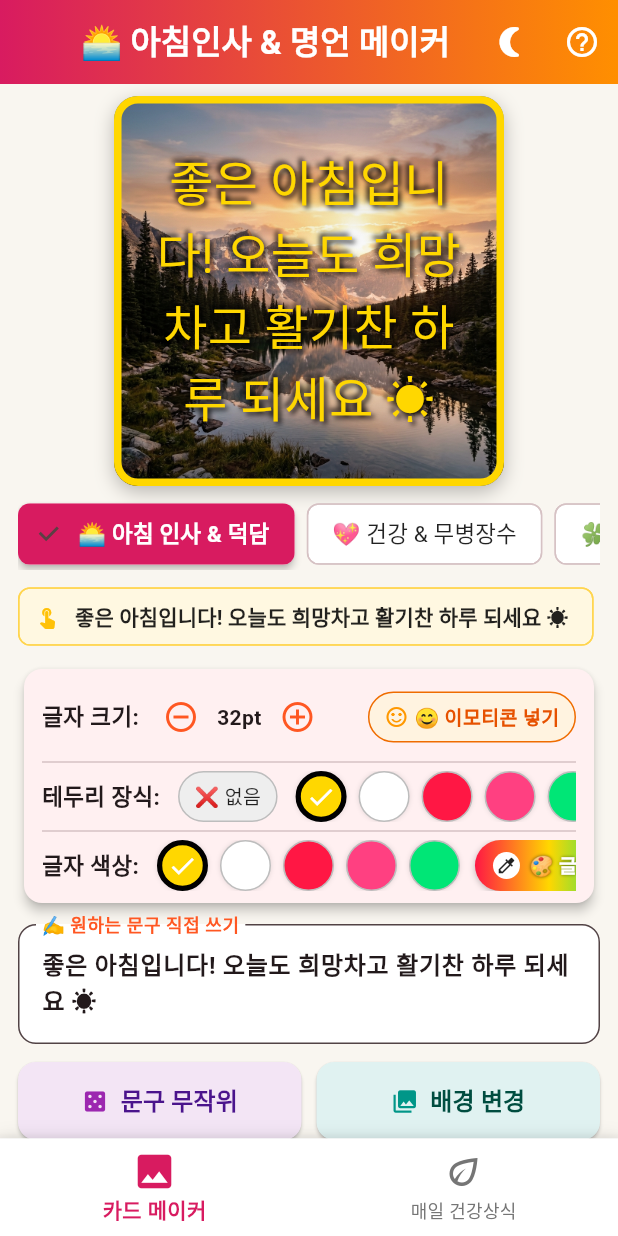
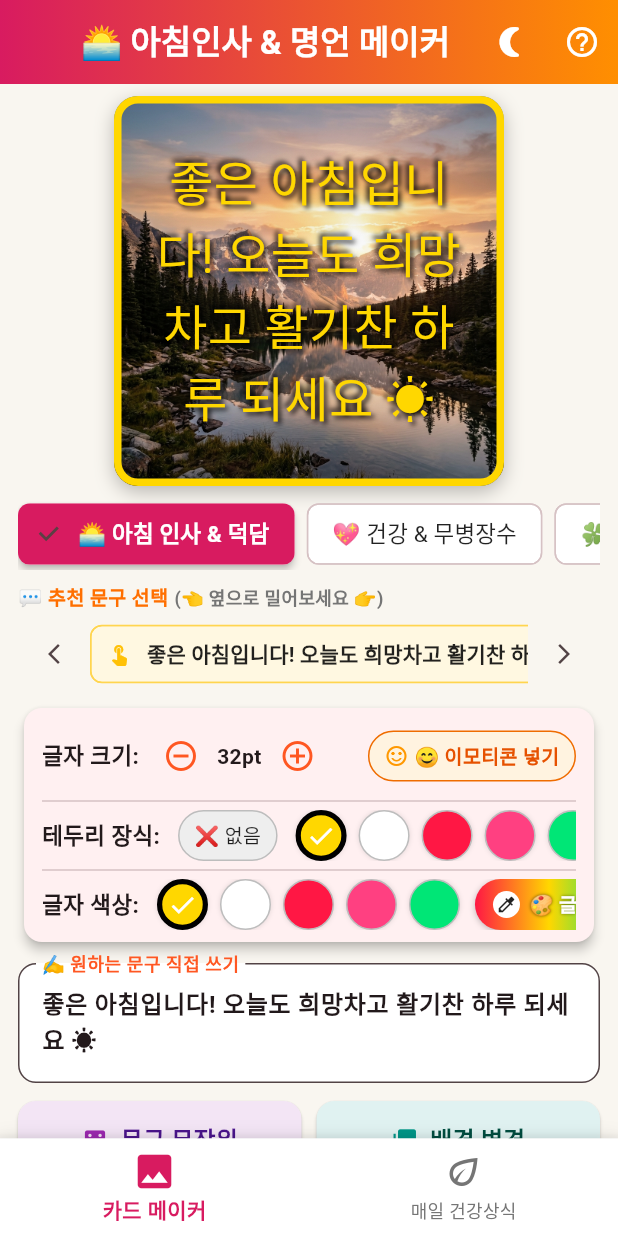
Before and after one commit to HaSangSeon/good_morning, a Flutter app: the screen it shows after launch, on a phone screen of 412 x 824 dp. Run offline on Flutter 3.47's test engine with Material 3 defaults, Android fonts, the phone set to English and light mode, and no system bars; drawn by our look-alikes of screenshot; our stand-ins replace flutter_animate, flutter_colorpicker, google_fonts, google_mobile_ads, share_plus, shared_preferences; Roboto replaces fonts that are missing (Jua).

Commit message:
feat: 어르신 가독성을 위한 문구 리스트 좌우 화살표(◀ ▶), 안내 문구, 자동 슬라이딩 힌트 기능 탑재

```diff
--- a/lib/screens/home_screen.dart
+++ b/lib/screens/home_screen.dart
@@ -106,6 +106,8 @@ class _HomeScreenState extends State<HomeScreen> {
     {'name': '에메랄드', 'color': Color(0xFF00E676)},
   ];
 
+  final ScrollController _quoteScrollController = ScrollController();
+
   @override
   void initState() {
     super.initState();
@@ -117,6 +119,7 @@ class _HomeScreenState extends State<HomeScreen> {
     }
     widget.sharedTextNotifier?.addListener(_onExternalTextChange);
     AdService().loadInterstitialAd();
+    _nudgeQuoteScroll();
   }
 
   void _onExternalTextChange() {
@@ -130,7 +133,36 @@ class _HomeScreenState extends State<HomeScreen> {
   @override
   void dispose() {
     widget.sharedTextNotifier?.removeListener(_onExternalTextChange);
+    _quoteScrollController.dispose();
     super.dispose();
+  }
+
+  void _scrollQuotes(bool next) {
+    if (!_quoteScrollController.hasClients) return;
+    double target = next
+        ? _quoteScrollController.offset + 220
+        : _quoteScrollController.offset - 220;
+    if (target < 0) target = 0;
+    if (target > _quoteScrollController.position.maxScrollExtent) {
+      target = _quoteScrollController.position.maxScrollExtent;
+    }
+    _quoteScrollController.animateTo(
+      target,
+      duration: const Duration(milliseconds: 300),
+      curve: Curves.easeOut,
+    );
+  }
+
+  void _nudgeQuoteScroll() {
+    Future.delayed(const Duration(milliseconds: 400), () {
+      if (!_quoteScrollController.hasClients) return;
+      _quoteScrollController
+          .animateTo(70, duration: const Duration(milliseconds: 500), curve: Curves.easeOut)
+          .then((_) {
+        if (!_quoteScrollController.hasClients) return;
+        _quoteScrollController.animateTo(0, duration: const Duration(milliseconds: 500), curve: Curves.easeIn);
+      });
+    });
   }
 
   void _changeBackground() {
@@ -363,6 +395,7 @@ class _HomeScreenState extends State<HomeScreen> {
                                     _textController.text = catList.first;
                                   }
                                 });
+                                _nudgeQuoteScroll();
                               }
                             },
                           ),
@@ -370,12 +403,50 @@ class _HomeScreenState extends State<HomeScreen> {
                       }).toList(),
                     ),
                   ),
-                  const SizedBox(height: 10),
+                  const SizedBox(height: 8),
 
-                  // 2. Preset Quotes Horizontal Scroll
-                  SizedBox(
+                  // 2. Preset Quotes Header & Scrollable List with Arrow Buttons
+                  Row(
+                    children: [
+                      Text(
+                        '💬 추천 문구 선택',
+                        style: TextStyle(
+                          fontSize: 13,
+                          fontWeight: FontWeight.bold,
+                          color: isDark ? Colors.amber.shade200 : Colors.amber.shade900,
+                        ),
+                      ),
+                      const SizedBox(width: 4),
+                      Text(
+                        '(👈 옆으로 밀어보세요 👉)',
+                        style: TextStyle(
+                          fontSize: 12,
+                          fontWeight: FontWeight.w600,
+                          color: isDark ? Colors.grey.shade400 : Colors.grey.shade600,
+                        ),
+                      ),
+                    ],
+                  ),
+                  const SizedBox(height: 4),
+                  Row(
+                    children: [
+                      // Left Arrow Button ◀
+                      IconButton(
+                        icon: const Icon(Icons.arrow_back_ios_new, size: 16),
+                        onPressed: () {
+                          HapticFeedback.selectionClick();
+                          _scrollQuotes(false);
+                        },
+                        padding: EdgeInsets.zero,
+                        constraints: const BoxConstraints(minWidth: 26, minHeight: 36),
+                        tooltip: '이전 문구',
+                      ),
+                      // Scrollable Quotes List
+                      Expanded(
+                        child: SizedBox(
                           height: 42,
                           child: ListView.builder(
+                            controller: _quoteScrollController,
                             scrollDirection: Axis.horizontal,
                             itemCount: (_presetCategories[_selectedCategory] ?? []).length,
                             itemBuilder: (context, index) {
@@ -409,7 +480,21 @@ class _HomeScreenState extends State<HomeScreen> {
                             },
                           ),
                         ),
-                  const SizedBox(height: 10),
+                      ),
+                      // Right Arrow Button ▶
+                      IconButton(
+                        icon: const Icon(Icons.arrow_forward_ios, size: 16),
+                        onPressed: () {
+                          HapticFeedback.selectionClick();
+                          _scrollQuotes(true);
+                        },
+                        padding: EdgeInsets.zero,
+                        constraints: const BoxConstraints(minWidth: 26, minHeight: 36),
+                        tooltip: '다음 문구',
+                      ),
+                    ],
+                  ),
+                  const SizedBox(height: 8),
 
                   // 3. Quick Toolbar: Size, Border Color, Text Color
                   Card(
```
Lines whose indentation alone changed are shown as unchanged.
